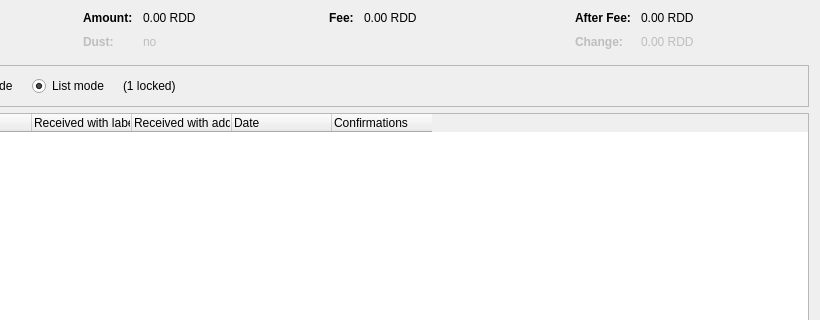
The window that src/qt/forms/coincontroldialog.ui (Crestington/MaryJane) describes before a commit, drawn with Qt 5; both pictures show x 180 to 1000 and y 0 to 320 of the 1000 by 500 pixel window.
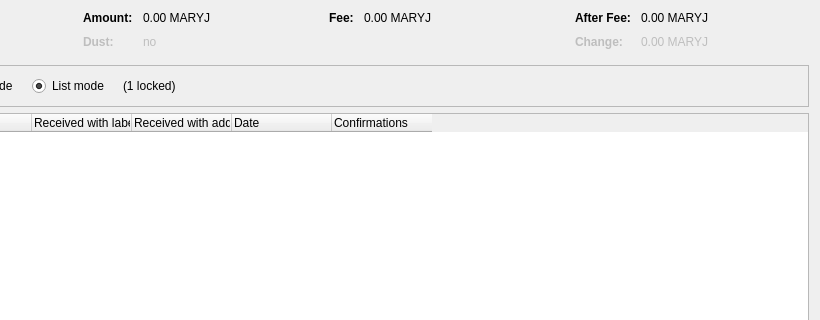
The same window after the commit. Custom widgets are drawn as their Qt base class.

```diff
--- a/src/qt/forms/coincontroldialog.ui
+++ b/src/qt/forms/coincontroldialog.ui
@@ -132,7 +132,7 @@
           <enum>Qt::ActionsContextMenu</enum>
          </property>
          <property name="text">
-          <string notr="true">0.00 RDD</string>
+          <string notr="true">0.00 MARYJ</string>
          </property>
          <property name="textInteractionFlags">
           <set>Qt::LinksAccessibleByMouse|Qt::TextSelectableByKeyboard|Qt::TextSelectableByMouse</set>
@@ -212,7 +212,7 @@
           <enum>Qt::ActionsContextMenu</enum>
          </property>
          <property name="text">
-          <string notr="true">0.00 RDD</string>
+          <string notr="true">0.00 MARYJ</string>
          </property>
          <property name="textInteractionFlags">
           <set>Qt::LinksAccessibleByMouse|Qt::TextSelectableByKeyboard|Qt::TextSelectableByMouse</set>
@@ -257,7 +257,7 @@
           <enum>Qt::ActionsContextMenu</enum>
          </property>
          <property name="text">
-          <string notr="true">0.00 RDD</string>
+          <string notr="true">0.00 MARYJ</string>
          </property>
          <property name="textInteractionFlags">
           <set>Qt::LinksAccessibleByMouse|Qt::TextSelectableByKeyboard|Qt::TextSelectableByMouse</set>
@@ -292,7 +292,7 @@
           <enum>Qt::ActionsContextMenu</enum>
          </property>
          <property name="text">
-          <string notr="true">0.00 RDD</string>
+          <string notr="true">0.00 MARYJ</string>
          </property>
          <property name="textInteractionFlags">
           <set>Qt::LinksAccessibleByMouse|Qt::TextSelectableByKeyboard|Qt::TextSelectableByMouse</set>
```
